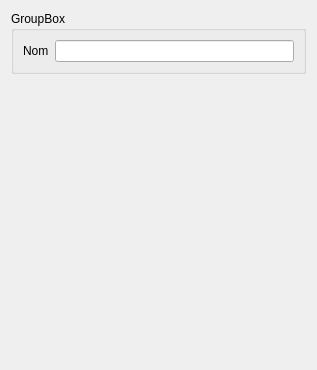
Old version of the form Lamia/iface/qgiswidget/tools/toolprepro/base3/lamiabase_node_tool_ui.ui in the repository Artelia/Lamia.
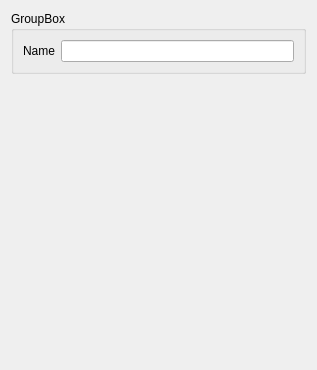
New version of the form.

```diff
--- a/Lamia/iface/qgiswidget/tools/toolprepro/base3/lamiabase_node_tool_ui.ui
+++ b/Lamia/iface/qgiswidget/tools/toolprepro/base3/lamiabase_node_tool_ui.ui
@@ -23,7 +23,7 @@
       <item row="0" column="0">
        <widget class="QLabel" name="label">
         <property name="text">
-         <string>Nom</string>
+         <string>Name</string>
         </property>
        </widget>
       </item>
```
Left out of the diff: 4 changed lines with no effect on the pictures.
